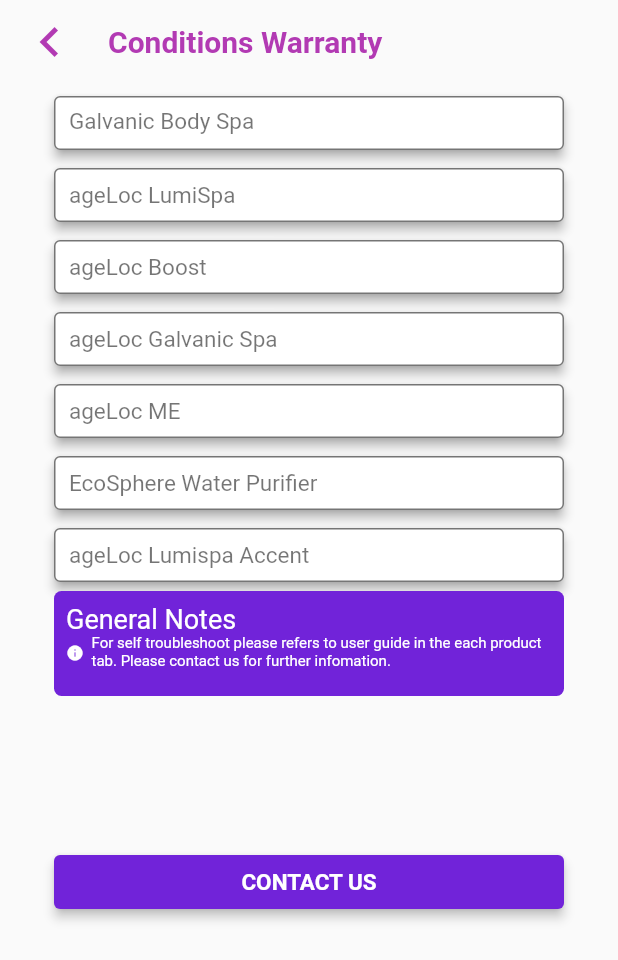
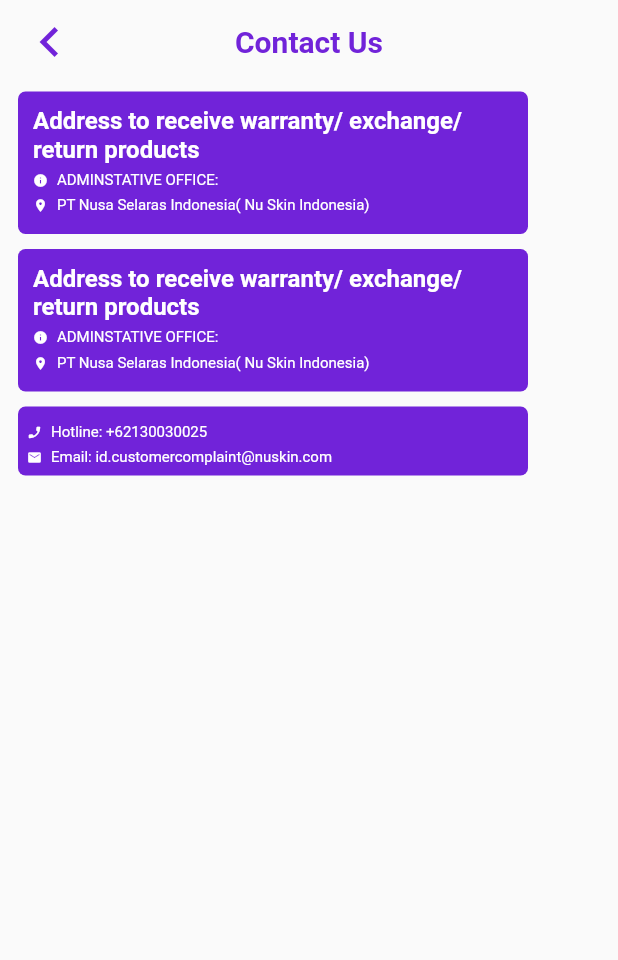
Before and after one commit to tanvu2804/project-internship, a Flutter app: the screen it shows after launch, after a tap on "CONTACT US", on a phone screen of 412 x 824 dp. Shown: the top 960 px of the screen. Run offline on Flutter 3.47's test engine with Material 2 defaults, Android fonts, the phone set to English and light mode, and no system bars; missing offline and left inert: pdfx.

Commit message:
[update][condition-warranty]

```diff
--- a/lib/modules/conditions_warranty/view/conditions_warranty_view.dart
+++ b/lib/modules/conditions_warranty/view/conditions_warranty_view.dart
@@ -19,7 +19,7 @@ class _ConditionsWarrantyState extends State<ConditionsWarranty> {
         elevation: 0,
         title: Text('Conditions Warranty'),
         titleTextStyle: TextStyle(
-          color: AppColors.purplePink,
+          color: Color(0xFF7123D9),
           fontSize: 20.0,
           fontStyle: FontStyle.normal,
           fontWeight: FontWeight.bold,
@@ -28,7 +28,7 @@ class _ConditionsWarrantyState extends State<ConditionsWarranty> {
           padding: EdgeInsets.only(left: 10.0),
           icon: Icon(Icons.chevron_left),
           iconSize: 40.0,
-          color: AppColors.purplePink,
+          color: Color(0xFF7123D9),
           onPressed: () {
             Navigator.of(context).pop();
           },
@@ -310,33 +310,14 @@ class Contact extends StatelessWidget {
   @override
   Widget build(BuildContext context) {
     return Row(
-        // padding: const EdgeInsets.all(8.0),
-        // height: 70,
-        // width: 340,
-        // decoration: BoxDecoration(
-        //   borderRadius: BorderRadius.all(Radius.circular(5.0)),
-        //   color: AppColors.bluePurple,
-        // ),
-        // child: InkWell(
-        //   onTap: (){},
-        // child: Container(
-        //   color: AppColors.purplePink,
-        //   width: 120,
-        //   height: 70,
-        //   child: Center(
-        //     child: Text('CONTACT US',
-        //     style: TextStyle(
-        //       fontWeight: FontWeight.bold
-        //     )),
-        //   ),
-        // ),
-        // ),
         mainAxisAlignment: MainAxisAlignment.center,
         mainAxisSize: MainAxisSize.max,
         crossAxisAlignment: CrossAxisAlignment.center,
         children: [
           ElevatedButton(
-            onPressed: () {},
+            onPressed: () {
+              Navigator.of(context).pushNamed(Routes.CONTACT_US);
+            },
             child: Text('CONTACT US'),
             style: ElevatedButton.styleFrom(
                 padding: EdgeInsets.fromLTRB(10, 0, 10, 0),
--- /dev/null
+++ b/lib/modules/conditions_warranty/view/contact_us.dart
@@ -0,0 +1,239 @@
+import 'package:flutter/cupertino.dart';
+import 'package:flutter/material.dart';
+
+import '../../../constants/app_colors.dart';
+
+class ContactUs extends StatefulWidget {
+  const ContactUs({Key? key}) : super(key: key);
+
+  @override
+  State<ContactUs> createState() => _ContactUsState();
+}
+
+class _ContactUsState extends State<ContactUs> {
+  @override
+  Widget build(BuildContext context) {
+    return Container(
+      child: Scaffold(
+        appBar: AppBar(
+          centerTitle: true,
+          backgroundColor: Colors.transparent.withOpacity(0.0),
+          elevation: 0,
+          title: Text(
+            'Contact Us',
+            textAlign: TextAlign.center,
+            style: TextStyle(
+              color: Color(0xFF7123D9),
+              fontSize: 20.0,
+              fontStyle: FontStyle.normal,
+              fontWeight: FontWeight.bold,
+            ),
+          ),
+          leading: IconButton(
+            padding: EdgeInsets.only(left: 10.0),
+            icon: Icon(Icons.chevron_left),
+            iconSize: 40.0,
+            color: Color(0xFF7123D9),
+            onPressed: () {
+              Navigator.of(context).pop();
+            },
+          ),
+        ),
+        body: SingleChildScrollView(
+          child: SingleChildScrollView(
+            padding: EdgeInsets.only(top: 5, bottom: 5, left: 10, right: 5),
+            child: Column(
+              mainAxisAlignment: MainAxisAlignment.center,
+              crossAxisAlignment: CrossAxisAlignment.center,
+              mainAxisSize: MainAxisSize.max,
+              children: <Widget>[
+                Container(
+                  padding: EdgeInsets.all(10),
+                  height: 95,
+                  width: 340,
+                  decoration: BoxDecoration(
+                    borderRadius: BorderRadius.all(Radius.circular(5)),
+                    color: Color(0xFF7123D9),
+                  ),
+                  child: Column(
+                    children: [
+                      Text(
+                          'Address to receive warranty/ exchange/ return products',
+                          style: TextStyle(
+                              fontWeight: FontWeight.bold,
+                              color: Colors.white,
+                              fontSize: 16)),
+                      Padding(
+                        padding: const EdgeInsets.only(top: 5),
+                        child: Row(
+                          children: [
+                            Icon(Icons.info, size: 10, color: Colors.white),
+                            SizedBox(width: 6),
+                            Text(
+                              'ADMINSTATIVE OFFICE:',
+                              style:
+                                  TextStyle(color: Colors.white, fontSize: 10),
+                            ),
+                          ],
+                        ),
+                      ),
+                      Padding(
+                        padding: const EdgeInsets.only(top: 5),
+                        child: Row(
+                          children: [
+                            Icon(Icons.location_on,
+                                size: 10, color: Colors.white),
+                            SizedBox(width: 6),
+                            Text(
+                              'PT Nusa Selaras Indonesia( Nu Skin Indonesia)',
+                              style: TextStyle(
+                                color: Colors.white,
+                                fontSize: 10,
+                              ),
+                            ),
+                          ],
+                        ),
+                      ),
+                    ],
+                  ),
+                ),
+                const Info(),
+                const Hotline(),
+              ],
+            ),
+          ),
+        ),
+      ),
+    );
+  }
+}
+
+class Info extends StatelessWidget {
+  const Info({Key? key}) : super(key: key);
+
+  @override
+  Widget build(BuildContext context) {
+    return SingleChildScrollView(
+      padding: EdgeInsets.only(top: 10, bottom: 10, left: 2, right: 2),
+      child: Column(
+      mainAxisAlignment: MainAxisAlignment.center,
+      crossAxisAlignment: CrossAxisAlignment.center,
+      mainAxisSize: MainAxisSize.max,
+      children: <Widget>[
+        Container(
+          padding: EdgeInsets.all(10),
+          height: 95,
+          width: 340,
+          decoration: BoxDecoration(
+            borderRadius: BorderRadius.all(Radius.circular(5)),
+            color: Color(0xFF7123D9),
+          ),
+          child: Column(
+            mainAxisAlignment: MainAxisAlignment.start,
+            crossAxisAlignment: CrossAxisAlignment.start,
+            mainAxisSize: MainAxisSize.min,
+            children: <Widget>[
+              Text('Address to receive warranty/ exchange/ return products',
+                  style: TextStyle(
+                      fontWeight: FontWeight.bold,
+                      color: Colors.white,
+                      fontSize: 16)),
+              Padding(
+                padding: const EdgeInsets.only(top: 5),
+                child: Row(
+                  children: [
+                    Icon(Icons.info, size: 10, color: Colors.white),
+                    SizedBox(width: 6),
+                    Text(
+                      'ADMINSTATIVE OFFICE:',
+                      style: TextStyle(color: Colors.white, fontSize: 10),
+                    ),
+                  ],
+                ),
+              ),
+              Padding(
+                padding: const EdgeInsets.only(top: 5),
+                child: Row(
+                  children: [
+                    Icon(Icons.location_on, size: 10, color: Colors.white),
+                    SizedBox(width: 6),
+                    Text(
+                      'PT Nusa Selaras Indonesia( Nu Skin Indonesia)',
+                      style: TextStyle(
+                        color: Colors.white,
+                        fontSize: 10,
+                      ),
+                    ),
+                  ],
+                ),
+              ),
+            ],
+          ),
+        ),
+      ],
+    ),
+    );
+  }
+}
+class Hotline extends StatelessWidget {
+  const Hotline({Key? key}) : super(key: key);
+
+  @override
+  Widget build(BuildContext context) {
+    return SingleChildScrollView(
+      padding: EdgeInsets.only(bottom: 5, left: 2, right: 2),
+      child: Column(
+        mainAxisAlignment: MainAxisAlignment.center,
+        crossAxisAlignment: CrossAxisAlignment.center,
+        mainAxisSize: MainAxisSize.max,
+        children: <Widget>[
+          Container(
+            padding: EdgeInsets.all(6),
+            height: 46,
+            width: 340,
+            decoration: BoxDecoration(
+              borderRadius: BorderRadius.all(Radius.circular(5)),
+              color: Color(0xFF7123D9),
+            ),
+            child: Column(
+              mainAxisAlignment: MainAxisAlignment.start,
+              crossAxisAlignment: CrossAxisAlignment.start,
+              mainAxisSize: MainAxisSize.min,
+              children: <Widget>[
+                Padding(
+                  padding: const EdgeInsets.only(top: 5),
+                  child: Row(
+                    children: [
+                      Icon(Icons.phone_enabled, size: 10, color: Colors.white),
+                      SizedBox(width: 6),
+                      Text(
+                        'Hotline: +62130030025',
+                        style: TextStyle(color: Colors.white, fontSize: 10),
+                      ),
+                    ],
+                  ),
+                ),
+                Padding(
+                  padding: const EdgeInsets.only(top: 5),
+                  child: Row(
+                    children: [
+                      Icon(Icons.email, size: 10, color: Colors.white),
+                      SizedBox(width: 6),
+                      Text(
+                        'Email: id.customercomplaint@nuskin.com',
+                        style: TextStyle(
+                          color: Colors.white,
+                          fontSize: 10,
+                        ),
+                      ),
+                    ],
+                  ),
+                ),
+              ],
+            ),
+          ),
+        ],
+      ),
+    );
+  }
+}
--- a/lib/routes/app_pages.dart
+++ b/lib/routes/app_pages.dart
@@ -2,9 +2,11 @@ import 'package:flutter/material.dart';
 import 'package:project_internship/constants/app_string.dart';
 import 'package:project_internship/modules/conditions_warranty/view/ageloc-boost.dart';
 import 'package:project_internship/modules/conditions_warranty/view/ageloc_galvanic_spa.dart';
+import 'package:project_internship/modules/conditions_warranty/view/ageloc_lumispa.dart';
 import 'package:project_internship/modules/conditions_warranty/view/ageloc_lumispa_accent.dart';
 import 'package:project_internship/modules/conditions_warranty/view/ageloc_me.dart';
 import 'package:project_internship/modules/conditions_warranty/view/conditions_warranty_view.dart';
+import 'package:project_internship/modules/conditions_warranty/view/contact_us.dart';
 import 'package:project_internship/modules/conditions_warranty/view/ecos.dart';
 import 'package:project_internship/modules/conditions_warranty/view/galvanic_body_spa.dart';
 import 'package:project_internship/modules/login/view/login_view.dart';
@@ -28,7 +30,7 @@ class AppRouter {
       case Routes.GAVANIC_BODY_SPA:
         return MaterialPageRoute(builder: (_) => Galvanic());
       case Routes.AGELOC_LUMISPA:
-        return MaterialPageRoute(builder: (_) => ageLocLumi());
+        return MaterialPageRoute(builder: (_) => ageLumi());
       case Routes.AGELOC_BOOST:
         return MaterialPageRoute(builder: (_) => AgeLocBoost());
       case Routes.AGELOC_GALVANIC_SPA:
@@ -38,7 +40,9 @@ class AppRouter {
       case Routes.ECOSPHERE_WATER_PURIFIER:
         return MaterialPageRoute(builder: (_) => EcosWater());
       case Routes.AGELOC_LUMISPA_ACCENT:
-        return MaterialPageRoute(builder: (_) => AgelocLumiSpa());
+        return MaterialPageRoute(builder: (_) => AgeLocAccent());
+      case Routes.CONTACT_US:
+        return MaterialPageRoute(builder: (_) => ContactUs());
       case Routes.HOME:
         return MaterialPageRoute(builder: (_) => Home());
       case Routes.FREQUENTLYQUESTION:
--- a/lib/routes/app_routes.dart
+++ b/lib/routes/app_routes.dart
@@ -12,13 +12,14 @@ abstract class Routes {
   static const String AGELOC_LUMISPA_ACCENT = _Paths.AGELOC_LUMISPA_ACCENT;
   static const String HOME = _Paths.HOME;
   static const String FREQUENTLYQUESTION = _Paths.FREQUENTLYQUESTION;
+  static const String CONTACT_US = _Paths.CONTACT_US;
 }
 
 abstract class _Paths {
   static const String LOGIN = '/login';
   static const String SIGN_UP = '/sign-up';
   static const String GALVANIC_BODY_SPA = '/galvalnic-body-spa';
-  static const String AGELOC_LUMISPA = '/galvalnic-body-spa';
+  static const String AGELOC_LUMISPA = '/ageloc-lumispa';
   static const String AGELOC_BOOST = '/ageloc-boost';
   static const String AGELOC_GALVANIC_SPA = '/ageloc-galvanic-spa';
   static const String AGELOC_ME = '/ageloc-me';
@@ -26,4 +27,5 @@ abstract class _Paths {
   static const String AGELOC_LUMISPA_ACCENT = '/ageloc-lumispa-accent';
   static const String HOME = '/home';
   static const String FREQUENTLYQUESTION = '/frequently_questions';
+  static const String CONTACT_US = '/contact-us';
 }
--- a/pubspec.yaml
+++ b/pubspec.yaml
@@ -35,6 +35,8 @@ dependencies:
   # Use with the CupertinoIcons class for iOS style icons.
   cupertino_icons: ^1.0.2
   pdfx: ^2.0.1+2
+  internet_file: ^1.0.0+2
+  path_provider: any
 
 dev_dependencies:
   flutter_test:
```
Also changed, not shown: lib/modules/conditions_warranty/view/ageloc-boost.dart (+13 -2 lines), lib/modules/conditions_warranty/view/ageloc_galvanic_spa.dart (+13 -2 lines), lib/modules/conditions_warranty/view/ageloc_lumispa.dart (+18 -7 lines), lib/modules/conditions_warranty/view/ageloc_lumispa_accent.dart (+18 -6 lines), lib/modules/conditions_warranty/view/ageloc_me.dart (+13 -3 lines), lib/modules/conditions_warranty/view/ecos.dart (+13 -2 lines), lib/modules/conditions_warranty/view/galvanic_body_spa.dart (+14 -5 lines), pubspec.lock, 7 other files.
